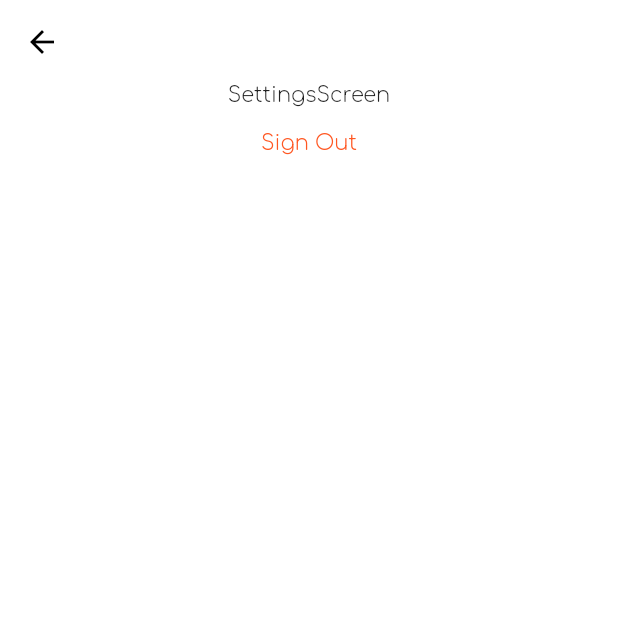
After one commit to oubadaalkahf/shop_app_flutter, a Flutter app: the SettingsScreen screen opened directly, on a phone screen of 412 x 824 dp, the top half of it. The commit adds this screen. Run offline on Flutter 3.47's test engine with Material 2 defaults, Android fonts, the phone set to English and light mode, and no system bars; our stand-ins replace bloc, dio, flutter_bloc, flutter_conditional_rendering, fluttertoast, shared_preferences and 1 more; accounts and stored records are empty.

Commit message:
WorkingInitialScreens

```diff
--- /dev/null
+++ b/lib/screens/homeScreen/cubit/cubit.dart
@@ -0,0 +1,27 @@
+import 'package:bloc/bloc.dart';
+import 'package:flutter/cupertino.dart';
+import 'package:flutter_bloc/flutter_bloc.dart';
+import 'package:shop_app/screens/homeScreen/categories/categories_screen.dart';
+import 'package:shop_app/screens/homeScreen/cubit/states.dart';
+import 'package:shop_app/screens/homeScreen/favorites/favorites_screen.dart';
+import 'package:shop_app/screens/homeScreen/products/products_screen.dart';
+import 'package:shop_app/screens/homeScreen/settings/settings_screen.dart';
+
+class ShopCubit extends Cubit<ShopStates> {
+  ShopCubit() : super(ShopInitialStates());
+  static ShopCubit get(context) => BlocProvider.of(context);
+
+  int currentIndex = 0;
+  List<Widget> bottomScreens = [
+    ProductsScreen(),
+    CategoriesScreen(),
+    FavoritesScreen(),
+    SettingsScreen(),
+  ];
+
+  void changeBottom(index) {
+    currentIndex = index;
+
+    emit(ShopChangeBottomNavStates());
+  }
+}
--- /dev/null
+++ b/lib/screens/homeScreen/cubit/states.dart
@@ -0,0 +1,7 @@
+abstract class ShopStates {}
+
+class ShopInitialStates extends ShopStates {}
+
+class ShopChangeBottomNavStates extends ShopStates {}
+
+class ShopLoadingInitialStates extends ShopStates {}
--- /dev/null
+++ b/lib/screens/homeScreen/settings/settings_screen.dart
@@ -0,0 +1,24 @@
+import 'package:flutter/material.dart';
+import 'package:shop_app/shared/constants.dart';
+
+class SettingsScreen extends StatelessWidget {
+  @override
+  Widget build(BuildContext context) {
+    return Scaffold(
+      appBar: AppBar(),
+      body: Center(
+        child: Column(
+          children: [
+            Text('SettingsScreen'),
+            TextButton(
+              child: Text('Sign Out'),
+              onPressed: () {
+                signOut(context);
+              },
+            ),
+          ],
+        ),
+      ),
+    );
+  }
+}
```
Also changed, not shown: lib/main.dart (+33 -5 lines), lib/network/local/cache_helper.dart (+7 -0 lines), lib/screens/homeScreen/categories/categories_screen.dart (added, +10 -0 lines), lib/screens/homeScreen/favorites/favorites_screen.dart (added, +10 -0 lines), lib/screens/homeScreen/homeScreen.dart (+48 -4 lines), lib/screens/homeScreen/products/products_screen.dart (added, +10 -0 lines), lib/screens/homeScreen/search/search_screen.dart (renamed from lib/homeShopLayouts/homeShopLayout1.dart, +4 -3 lines), lib/screens/login/LoginScreen.dart (+6 -3 lines), lib/shared/constants.dart (added, +12 -0 lines).
